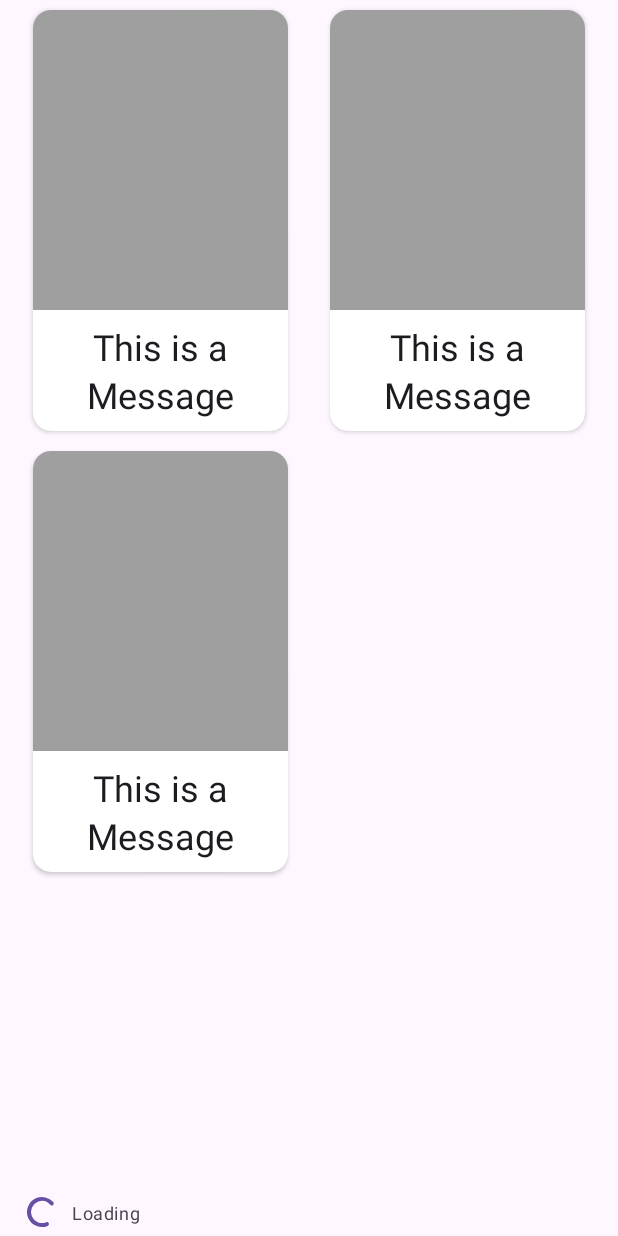
After one commit to ch4vi/TopRatedShow, an Android app: the layout fragment_home.xml on its own in the app's theme, with its tools: preview values and no code run, on a phone screen of 412 x 824 dp. The commit adds this screen. Run offline under Robolectric (Android 15) with nearby library versions, the phone set to English and light mode, and no system bars.

Commit message:
added ui

```diff
--- /dev/null
+++ b/app/src/main/res/drawable/baseline_sort_24.xml
@@ -0,0 +1,5 @@
+<vector android:autoMirrored="true" android:height="24dp"
+    android:tint="#000000" android:viewportHeight="24"
+    android:viewportWidth="24" android:width="24dp" xmlns:android="http://schemas.android.com/apk/res/android">
+    <path android:fillColor="@android:color/white" android:pathData="M3,18h6v-2L3,16v2zM3,6v2h18L21,6L3,6zM3,13h12v-2L3,11v2z"/>
+</vector>
--- /dev/null
+++ b/app/src/main/res/drawable/shape_tv_show_error.xml
@@ -0,0 +1,5 @@
+<?xml version="1.0" encoding="utf-8"?>
+<shape xmlns:android="http://schemas.android.com/apk/res/android"
+    android:shape="rectangle">
+    <solid android:color="@color/red" />
+</shape>
--- /dev/null
+++ b/app/src/main/res/drawable/shape_tv_show_placeholder.xml
@@ -0,0 +1,5 @@
+<?xml version="1.0" encoding="utf-8"?>
+<shape xmlns:android="http://schemas.android.com/apk/res/android"
+    android:shape="rectangle">
+    <solid android:color="@color/gray" />
+</shape>
--- /dev/null
+++ b/app/src/main/res/layout/fragment_home.xml
@@ -0,0 +1,52 @@
+<?xml version="1.0" encoding="utf-8"?>
+<androidx.constraintlayout.widget.ConstraintLayout xmlns:android="http://schemas.android.com/apk/res/android"
+    xmlns:app="http://schemas.android.com/apk/res-auto"
+    xmlns:tools="http://schemas.android.com/tools"
+    android:layout_width="match_parent"
+    android:layout_height="match_parent"
+    tools:context=".featureTVShows.presentation.main.MainActivity">
+
+    <androidx.recyclerview.widget.RecyclerView
+        android:id="@+id/tvShowsList"
+        android:layout_width="match_parent"
+        android:layout_height="match_parent"
+        android:layout_marginBottom="16dp"
+        app:layoutManager="androidx.recyclerview.widget.GridLayoutManager"
+        app:layout_constrainedHeight="true"
+        app:layout_constraintBottom_toTopOf="@+id/loadingIndicator"
+        app:layout_constraintTop_toTopOf="parent"
+        app:spanCount="2"
+        android:paddingHorizontal="8dp"
+        tools:listitem="@layout/row_tv_show" />
+
+    <com.google.android.material.progressindicator.CircularProgressIndicator
+        android:id="@+id/loadingIndicator"
+        style="@style/Widget.Material3.CircularProgressIndicator.ExtraSmall"
+        android:layout_width="wrap_content"
+        android:layout_height="wrap_content"
+        android:layout_marginStart="16dp"
+        android:layout_marginBottom="4dp"
+        android:indeterminate="true"
+        app:layout_constraintBottom_toBottomOf="parent"
+        app:layout_constraintStart_toStartOf="parent" />
+
+    <TextView
+        android:id="@+id/loadingTitle"
+        style="@style/TextAppearance.Material3.BodySmall"
+        android:layout_width="wrap_content"
+        android:layout_height="wrap_content"
+        android:layout_marginStart="8dp"
+        android:text="@string/loading"
+        app:layout_constraintBottom_toBottomOf="@id/loadingIndicator"
+        app:layout_constraintStart_toEndOf="@id/loadingIndicator"
+        app:layout_constraintTop_toTopOf="@id/loadingIndicator" />
+
+    <androidx.constraintlayout.widget.Group
+        android:id="@+id/loadingIndicatorGroup"
+        android:layout_width="wrap_content"
+        android:layout_height="wrap_content"
+        android:visibility="gone"
+        app:constraint_referenced_ids="loadingIndicator,loadingTitle"
+        tools:visibility="visible" />
+
+</androidx.constraintlayout.widget.ConstraintLayout>
--- /dev/null
+++ b/app/src/main/res/layout/row_tv_show.xml
@@ -0,0 +1,51 @@
+<?xml version="1.0" encoding="utf-8"?>
+<FrameLayout xmlns:android="http://schemas.android.com/apk/res/android"
+    xmlns:app="http://schemas.android.com/apk/res-auto"
+    xmlns:tools="http://schemas.android.com/tools"
+    android:layout_width="wrap_content"
+    android:layout_marginHorizontal="8dp"
+    android:layout_height="wrap_content">
+
+    <androidx.cardview.widget.CardView
+        android:id="@+id/rowTVShowCard"
+        android:layout_width="wrap_content"
+        android:layout_height="wrap_content"
+        app:cardCornerRadius="12dp"
+        app:cardPreventCornerOverlap="true"
+        app:cardUseCompatPadding="true"
+        app:layout_constraintEnd_toEndOf="parent"
+        app:layout_constraintTop_toTopOf="parent"
+        tools:cardBackgroundColor="#FF9800">
+
+        <androidx.constraintlayout.widget.ConstraintLayout
+            android:layout_width="match_parent"
+            android:layout_height="wrap_content">
+
+            <ImageView
+                android:id="@+id/tvShowImage"
+                android:layout_width="200dp"
+                android:layout_height="200dp"
+                android:contentDescription="@string/tv_show_image_description"
+                app:layout_constraintEnd_toEndOf="parent"
+                app:layout_constraintStart_toStartOf="parent"
+                app:layout_constraintTop_toTopOf="parent"
+                tools:src="@drawable/shape_tv_show_placeholder" />
+
+            <TextView
+                android:id="@+id/tvShowTitle"
+                style="@style/TextAppearance.Material3.HeadlineSmall"
+                android:layout_width="0dp"
+                android:layout_height="wrap_content"
+                android:layout_marginHorizontal="16dp"
+                android:layout_marginVertical="8dp"
+                android:gravity="bottom|center"
+                android:lines="2"
+                android:maxLines="2"
+                app:layout_constraintBottom_toBottomOf="parent"
+                app:layout_constraintEnd_toEndOf="parent"
+                app:layout_constraintStart_toStartOf="parent"
+                app:layout_constraintTop_toBottomOf="@id/tvShowImage"
+                tools:text="This is a Message" />
+        </androidx.constraintlayout.widget.ConstraintLayout>
+    </androidx.cardview.widget.CardView>
+</FrameLayout>
--- a/app/src/main/res/values/colors.xml
+++ b/app/src/main/res/values/colors.xml
@@ -2,4 +2,6 @@
 <resources>
     <color name="black">#FF000000</color>
     <color name="white">#FFFFFFFF</color>
+    <color name="gray">#9F9F9F</color>
+    <color name="red">#F44336</color>
 </resources>
--- a/app/src/main/res/values/strings.xml
+++ b/app/src/main/res/values/strings.xml
@@ -1,3 +1,7 @@
 <resources>
-    <string name="app_name">TopRatedShow</string>
+    <string name="app_name">Top Rated TV Shows</string>
+
+    <string name="tv_show_image_description">tv show poster</string>
+    <string name="loading">Loading</string>
+    <string name="action_sort">Sort</string>
 </resources>
```
Also changed, not shown: app/src/main/java/com/ch4vi/distilled/MainActivity.kt (deleted, +0 -11 lines), app/src/main/java/com/ch4vi/distilled/featureTVShows/domain/model/TVShow.kt (added, +12 -0 lines), app/src/main/java/com/ch4vi/distilled/featureTVShows/presentation/home/HomeFragment.kt (added, +110 -0 lines), app/src/main/java/com/ch4vi/distilled/featureTVShows/presentation/home/HomeViewModel.kt (added, +101 -0 lines), app/src/main/java/com/ch4vi/distilled/featureTVShows/presentation/home/TVShowListAdapter.kt (added, +70 -0 lines), app/src/main/java/com/ch4vi/distilled/featureTVShows/presentation/main/MainActivity.kt (added, +46 -0 lines), app/src/main/res/layout/activity_main.xml (+31 -10 lines), app/src/main/res/menu/home_menu.xml (added, +10 -0 lines), app/src/main/res/navigation/nav_graph.xml (added, +12 -0 lines).
